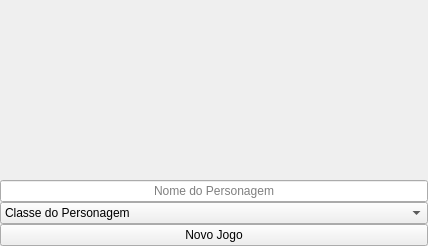
First picture: the form in ui/windowprincipal.ui, repository bertolinocastro/rpg-qt-quick, before the edit.
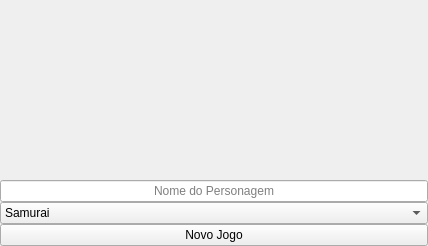
Second picture: the form after the edit. The open tabs and pages were chosen to show the change. Icons and pictures are not drawn. Custom widgets are drawn as their Qt base class.

Commit message: Novas sprites para as diferentes classes

```diff
--- a/ui/windowprincipal.ui
+++ b/ui/windowprincipal.ui
@@ -127,14 +127,14 @@
            <bool>false</bool>
           </property>
           <property name="currentText">
-           <string>Classe do Personagem</string>
+           <string>Samurai</string>
           </property>
           <property name="placeholderText">
            <string extracomment="Classe do Personagem"/>
           </property>
           <item>
            <property name="text">
-            <string>Classe do Personagem</string>
+            <string>Samurai</string>
            </property>
           </item>
           <item>
```
Left out of the diff: 2 changed lines with no effect on the pictures. The commit also changes 5 other files.
